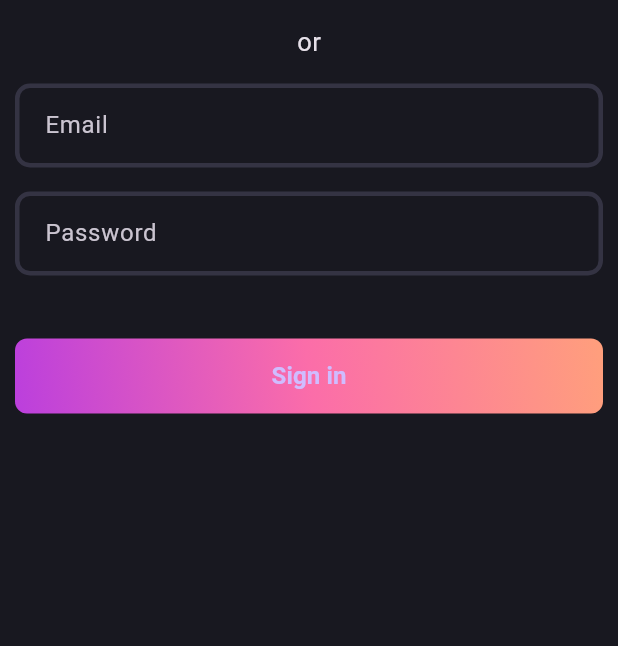
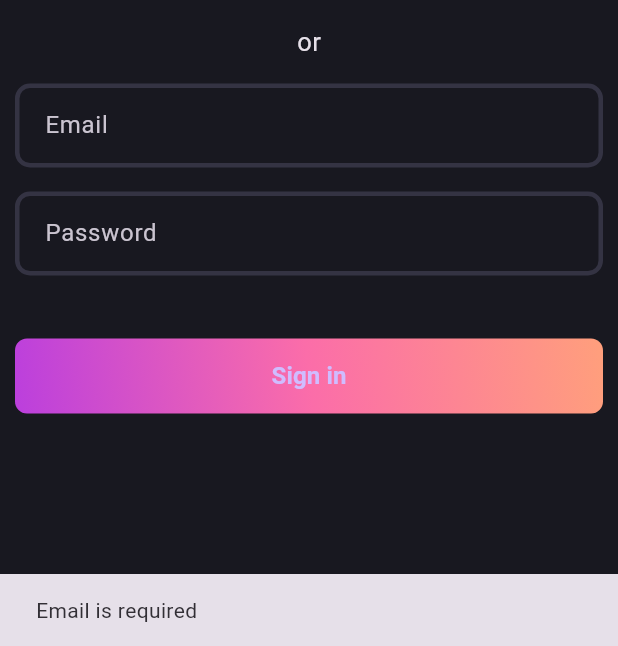
Before and after one commit to marufrobin/login_form_validation_bloc, a Flutter app: the screen it shows after launch, after a tap on "Sign in", on a phone screen of 412 x 824 dp, the part 590-1236 px from its top. Run offline on Flutter 3.47's test engine with Material 3 defaults, Android fonts, the phone set to English and light mode, and no system bars; our stand-ins replace flutter_bloc, flutter_svg.

Commit message:
✅ Login message show done

```diff
--- a/lib/login.screen.dart
+++ b/lib/login.screen.dart
@@ -4,6 +4,8 @@ import 'package:login_form_validation_bloc/bloc/auth_bloc.dart';
 import 'package:login_form_validation_bloc/widgets/gradient_button.dart';
 import 'package:login_form_validation_bloc/widgets/login_field.dart';
 import 'package:login_form_validation_bloc/widgets/social_button.dart';
+
+import 'home.screen.dart';
 
 class LoginScreen extends StatefulWidget {
   const LoginScreen({super.key});
@@ -19,7 +21,24 @@ class _LoginScreenState extends State<LoginScreen> {
   @override
   Widget build(BuildContext context) {
     return Scaffold(
-      body: SingleChildScrollView(
+      body: BlocListener<AuthBloc, AuthState>(
+        listener: (context, state) {
+          if (state is AuthFailure) {
+            ScaffoldMessenger.of(
+              context,
+            ).showSnackBar(SnackBar(content: Text(state.error)));
+          }
+          if (state is AuthSuccess) {
+            ScaffoldMessenger.of(
+              context,
+            ).showSnackBar(SnackBar(content: Text(state.uid)));
+            Navigator.of(context).pushAndRemoveUntil(
+              MaterialPageRoute(builder: (context) => const HomeScreen()),
+              (route) => false,
+            );
+          }
+        },
+        child: SingleChildScrollView(
           child: Container(
             padding: EdgeInsets.all(10),
             child: Center(
@@ -63,6 +82,7 @@ class _LoginScreenState extends State<LoginScreen> {
             ),
           ),
         ),
+      ),
     );
   }
 }
```
Also changed, not shown: lib/home.screen.dart (added, +13 -0 lines). Lines whose indentation alone changed are shown as unchanged.
